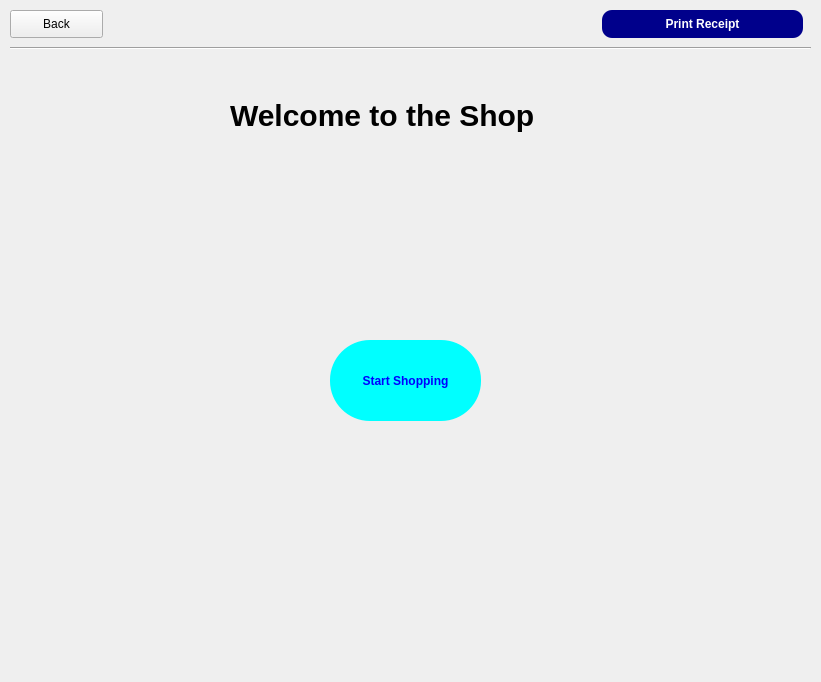
Old version of the form src/tourpurchase.ui in the repository brianclinkenbeard/collegetour.
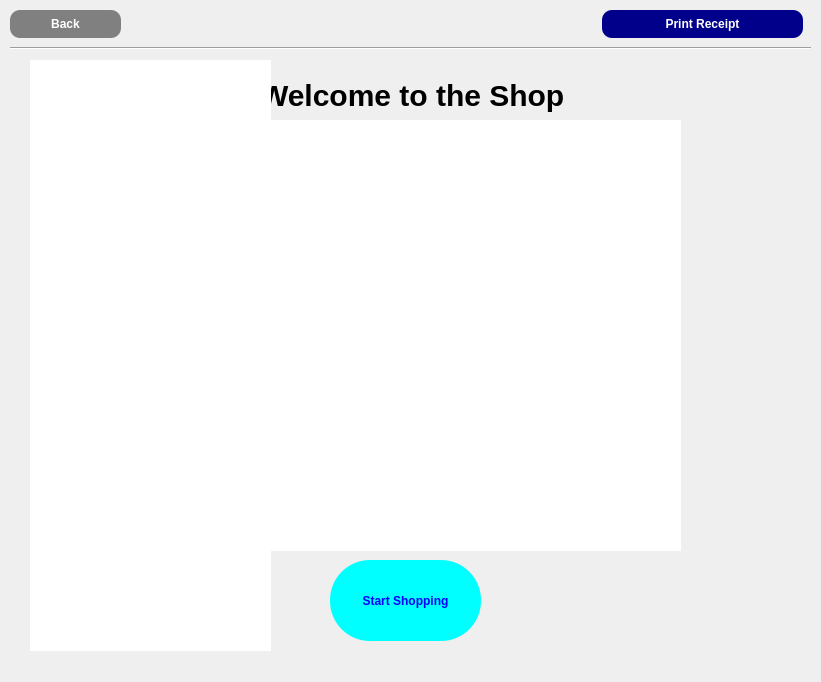
New version of the form. The open tabs and pages were chosen to show the change. Icons and pictures are not drawn.

Commit message: made some updates to the program

```diff
--- a/src/tourpurchase.ui
+++ b/src/tourpurchase.ui
@@ -54,8 +54,8 @@
     <widget class="QLabel" name="label">
      <property name="geometry">
       <rect>
-       <x>210</x>
-       <y>20</y>
+       <x>240</x>
+       <y>0</y>
        <width>331</width>
        <height>71</height>
       </rect>
@@ -73,7 +73,7 @@
      <property name="geometry">
       <rect>
        <x>310</x>
-       <y>280</y>
+       <y>500</y>
        <width>151</width>
        <height>81</height>
       </rect>
@@ -96,6 +96,42 @@
       <string>Start Shopping</string>
      </property>
     </widget>
+    <widget class="QGraphicsView" name="graphicsView_2">
+     <property name="geometry">
+      <rect>
+       <x>140</x>
+       <y>60</y>
+       <width>521</width>
+       <height>431</height>
+      </rect>
+     </property>
+     <property name="styleSheet">
+      <string notr="true">QGraphicsView {
+	background-image: url(&quot;res/shop_store.png&quot;);
+    background-repeat: no-repeat;
+    background-position: center center;
+	border: none;
+}</string>
+     </property>
+    </widget>
+    <widget class="QGraphicsView" name="graphicsView_3">
+     <property name="geometry">
+      <rect>
+       <x>10</x>
+       <y>0</y>
+       <width>241</width>
+       <height>591</height>
+      </rect>
+     </property>
+     <property name="styleSheet">
+      <string notr="true">QGraphicsView {
+	background-image: url(&quot;res/side_page.png&quot;);
+    background-repeat: no-repeat;
+    background-position: center center;
+	border: none;
+}</string>
+     </property>
+    </widget>
    </widget>
    <widget class="QWidget" name="page_5">
     <widget class="QGraphicsView" name="graphicsView">
@@ -2343,10 +2379,24 @@
     <rect>
      <x>10</x>
      <y>10</y>
-     <width>93</width>
+     <width>111</width>
      <height>28</height>
     </rect>
    </property>
+   <property name="styleSheet">
+    <string notr="true">QPushButton {
+	background: gray;
+	color: white;
+	border-style: inset;
+	border-radius: 10px;
+	font-weight: bold;
+}
+
+QPushButton:hover {
+	background: red;
+	color: yellow;
+}</string>
+   </property>
    <property name="text">
     <string>Back</string>
    </property>
```
Left out of the diff: 7 changed lines with no effect on the pictures.
